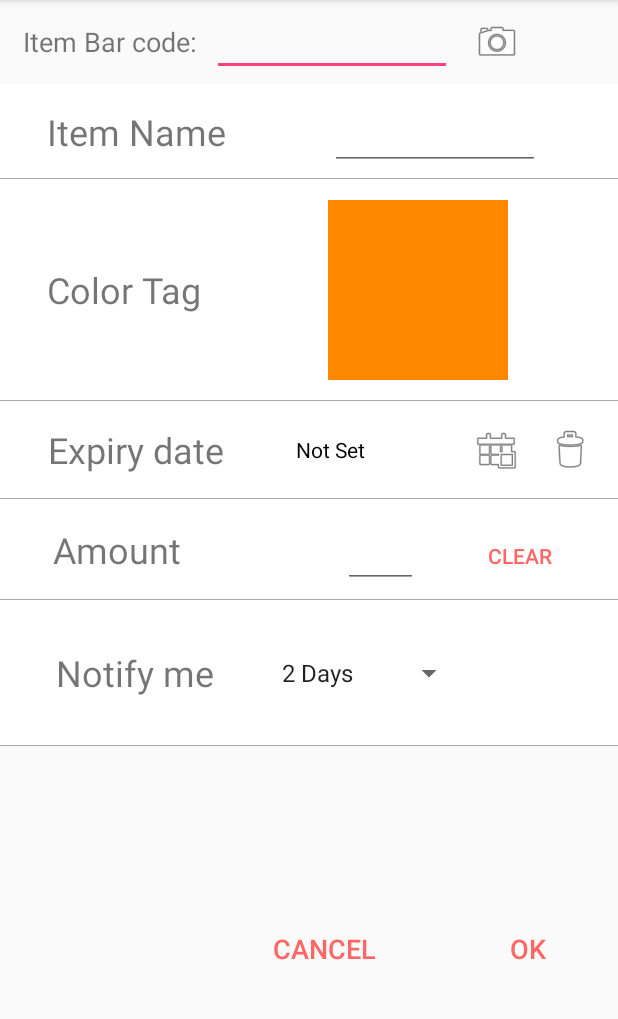
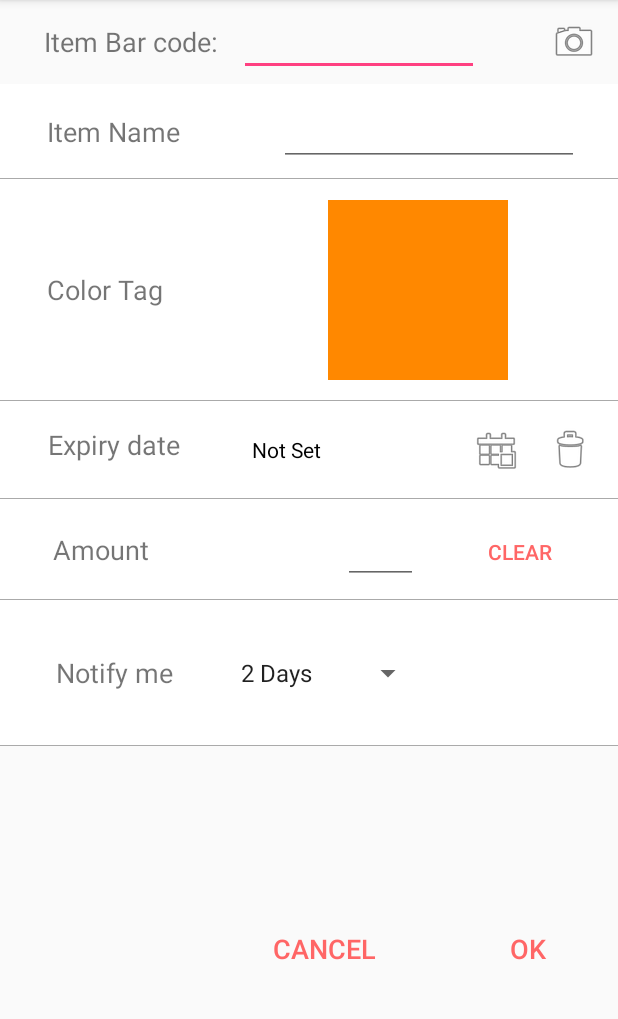
Before and after one commit to jk1z/Android-Expiry-reminder, an Android app: the ItemDetail screen opened directly, with no data from a screen before it, on a phone screen of 412 x 824 dp, the part 84-1103 px from its top. Run offline under Robolectric (Android 15) with nearby library versions, the phone set to English and light mode, and no system bars.

```diff
--- a/app/src/main/AndroidManifest.xml
+++ b/app/src/main/AndroidManifest.xml
@@ -3,6 +3,7 @@
     package="edu.monash.fit3027.fit3027_final_application">
 
     <uses-permission android:name="android.permission.CAMERA" />
+    <uses-permission android:name="android.permission.INTERNET" />
     <application
         android:allowBackup="true"
         android:icon="@mipmap/ic_launcher"
--- a/app/src/main/java/edu/monash/fit3027/fit3027_final_application/ItemDetail.java
+++ b/app/src/main/java/edu/monash/fit3027/fit3027_final_application/ItemDetail.java
@@ -50,6 +50,8 @@ public class ItemDetail extends AppCompatActivity implements View.OnClickListene
     private int year;
     private int month;
     private int date;
+    private boolean isFetchFromServer = false;
+    private NetworkHelper networkHelper;
 
     public final static int REQUEST_BARCODE = 3;
 
@@ -73,6 +75,7 @@ public class ItemDetail extends AppCompatActivity implements View.OnClickListene
 
         DBHelper = new DatabaseHelper(getApplicationContext());
 
+        networkHelper = new NetworkHelper("FIT3027");
         ArrayAdapter<CharSequence> adapter = ArrayAdapter.createFromResource(this,
                 R.array.reminder_choice_array, android.R.layout.simple_spinner_item);
         adapter.setDropDownViewResource(android.R.layout.simple_spinner_dropdown_item);
@@ -122,7 +125,7 @@ public class ItemDetail extends AppCompatActivity implements View.OnClickListene
                     notifyDay = spinnerChoice;
                     itemBarcode = Long.parseLong(barcodeEditText.getText().toString());
                     DBHelper.addItem(new Item(UUID.randomUUID().toString(), itemName, itemQuantity, itemExpiryDate, itemColorTag, notifyDay, itemBarcode));
-
+                    networkHelper.submitBarcode(String.valueOf(itemBarcode),itemName);
                     newIntent = new Intent();
                     setResult(RESULT_OK, newIntent);
                     finish();
@@ -130,6 +133,9 @@ public class ItemDetail extends AppCompatActivity implements View.OnClickListene
                     Toast errorMessage = Toast.makeText(ItemDetail.this, ex.getMessage(), Toast.LENGTH_SHORT);
                     errorMessage.show();
                 }
+
+
+
                 break;
 
             case R.id.calenderImageButton:
@@ -175,7 +181,15 @@ public class ItemDetail extends AppCompatActivity implements View.OnClickListene
             if (resultCode == RESULT_OK) {
                 if (data != null) {
                     Barcode barcode = data.getParcelableExtra("barcode");
+                    String itemName = data.getStringExtra("itemName");
                     barcodeEditText.setText(barcode.displayValue);
+                    if (!itemName.equals("")){
+                        itemNameEditText.setText(itemName);
+                        this.isFetchFromServer = true;
+                    }else{
+                        Toast errorMessage = Toast.makeText(ItemDetail.this, "No matching result from the server", Toast.LENGTH_SHORT);
+                        errorMessage.show();
+                    }
                 } else {
                     Toast errorMessage = Toast.makeText(ItemDetail.this, "Barcode not found", Toast.LENGTH_SHORT);
                     errorMessage.show();
--- a/app/src/main/java/edu/monash/fit3027/fit3027_final_application/MainActivity.java
+++ b/app/src/main/java/edu/monash/fit3027/fit3027_final_application/MainActivity.java
@@ -105,7 +105,7 @@ public class MainActivity extends AppCompatActivity implements View.OnClickListe
                 startActivityForResult(newIntent, REQUEST_CONTENT_UPDATE);
                 break;
             case R.id.addThroughCameraFab:
-                newIntent = new Intent(this,Item.class);
+                newIntent = new Intent(this,ItemDetail.class);
                 startActivityForResult(newIntent, REQUEST_CREATE_WITH_BARCODE);
                 break;
             default:
--- a/app/src/main/res/layout/item_detail.xml
+++ b/app/src/main/res/layout/item_detail.xml
@@ -14,19 +14,20 @@
             android:layout_height="wrap_content"
             android:text="Item Bar code:"
             android:textSize="18sp"
+            android:layout_marginStart="29dp"
             android:layout_centerVertical="true"
-            android:layout_toEndOf="@+id/textView"
-            android:layout_marginStart="15dp" />
+            android:layout_alignParentStart="true" />
 
         <EditText
             android:id="@+id/barcodeEditText"
             android:layout_width="160dp"
             android:layout_height="wrap_content"
-            android:layout_centerVertical="true"
-            android:layout_marginStart="10dp"
+            android:ems="10"
+            android:inputType="number"
+            android:layout_alignBaseline="@+id/textView2"
+            android:layout_alignBottom="@+id/textView2"
             android:layout_toEndOf="@+id/textView2"
-            android:ems="10"
-            android:inputType="number" />
+            android:layout_marginStart="14dp" />
 
         <ImageButton
             android:id="@+id/barcodeScanImageButton"
@@ -34,9 +35,9 @@
             android:layout_height="wrap_content"
             android:background="@android:color/transparent"
             app:srcCompat="@android:drawable/ic_menu_camera"
-            android:layout_marginStart="14dp"
+            android:layout_marginEnd="13dp"
             android:layout_centerVertical="true"
-            android:layout_toEndOf="@+id/barcodeEditText" />
+            android:layout_alignParentEnd="true" />
 
     </RelativeLayout>
 
@@ -53,18 +54,18 @@
             android:layout_centerVertical="true"
             android:layout_marginStart="31dp"
             android:text="Item Name"
-            android:textSize="24sp" />
+            android:textSize="18sp" />
 
         <EditText
             android:id="@+id/itemNameEditText"
-            android:layout_width="140dp"
+            android:layout_width="200dp"
             android:layout_height="wrap_content"
+            android:layout_marginEnd="26dp"
+            android:ems="10"
+            android:inputType="textPersonName"
             android:layout_alignBaseline="@+id/textView5"
             android:layout_alignBottom="@+id/textView5"
-            android:layout_alignParentEnd="true"
-            android:layout_marginEnd="52dp"
-            android:ems="10"
-            android:inputType="textPersonName" />
+            android:layout_alignParentEnd="true" />
 
     </RelativeLayout>
 
@@ -91,7 +92,7 @@
             android:layout_centerVertical="true"
             android:layout_marginStart="31dp"
             android:text="Color Tag"
-            android:textSize="24sp" />
+            android:textSize="18sp" />
 
     </RelativeLayout>
 
@@ -137,10 +138,10 @@
             android:layout_width="wrap_content"
             android:layout_height="wrap_content"
             android:layout_alignParentStart="true"
-            android:layout_centerVertical="true"
+            android:layout_alignTop="@+id/calenderImageButton"
             android:layout_marginStart="32dp"
             android:text="Expiry date"
-            android:textSize="24sp" />
+            android:textSize="18sp" />
 
     </RelativeLayout>
 
@@ -179,7 +180,7 @@
             android:layout_centerVertical="true"
             android:layout_marginStart="35dp"
             android:text="Amount"
-            android:textSize="24sp" />
+            android:textSize="18sp" />
 
     </RelativeLayout>
 
@@ -196,7 +197,7 @@
             android:layout_centerVertical="true"
             android:layout_marginStart="37dp"
             android:text="Notify me"
-            android:textSize="24sp" />
+            android:textSize="18sp" />
 
         <Spinner
             android:id="@+id/NotifyChoiceSpinner"
--- a/build.gradle
+++ b/build.gradle
@@ -5,7 +5,7 @@ buildscript {
         jcenter()
     }
     dependencies {
-        classpath 'com.android.tools.build:gradle:2.3.1'
+        classpath 'com.android.tools.build:gradle:2.3.2'
 
         // NOTE: Do not place your application dependencies here; they belong
         // in the individual module build.gradle files
```
Also changed, not shown: app/src/main/java/edu/monash/fit3027/fit3027_final_application/ItemScanner.java (+19 -1 lines), app/src/main/java/edu/monash/fit3027/fit3027_final_application/NetworkHelper.java (added, +88 -0 lines).
